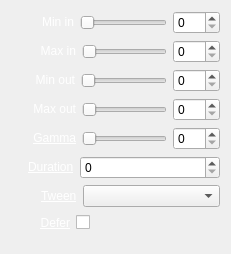
This is trunk/Widgets/Inspector/InspectorLevelsWidget.ui in cambell-prince/casparcg-client as Qt 5 draws it before an edit. The edited form follows.
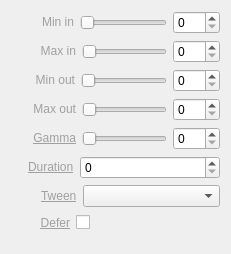
This is the edited form.

Patch:
```diff
--- a/trunk/Widgets/Inspector/InspectorLevelsWidget.ui
+++ b/trunk/Widgets/Inspector/InspectorLevelsWidget.ui
@@ -38,7 +38,7 @@
      <item>
       <widget class="QLabel" name="labelMinIn">
        <property name="text">
-        <string>&lt;a href=&quot;Min in&quot; style=&quot;color: white;&quot;&gt;Min in&lt;/a&gt;</string>
+        <string>&lt;a href=&quot;Min in&quot; style=&quot;color: #A0A0A0;&quot;&gt;Min in&lt;/a&gt;</string>
        </property>
        <property name="alignment">
         <set>Qt::AlignRight|Qt::AlignTrailing|Qt::AlignVCenter</set>
@@ -85,7 +85,7 @@
      <item>
       <widget class="QLabel" name="labelMaxIn">
        <property name="text">
-        <string>&lt;a href=&quot;Max in&quot; style=&quot;color: white;&quot;&gt;Max in&lt;/a&gt;</string>
+        <string>&lt;a href=&quot;Max in&quot; style=&quot;color: #A0A0A0;&quot;&gt;Max in&lt;/a&gt;</string>
        </property>
        <property name="alignment">
         <set>Qt::AlignRight|Qt::AlignTrailing|Qt::AlignVCenter</set>
@@ -132,7 +132,7 @@
      <item>
       <widget class="QLabel" name="labelMinOut">
        <property name="text">
-        <string>&lt;a href=&quot;Min out&quot; style=&quot;color: white;&quot;&gt;Min out&lt;/a&gt;</string>
+        <string>&lt;a href=&quot;Min out&quot; style=&quot;color: #A0A0A0;&quot;&gt;Min out&lt;/a&gt;</string>
        </property>
        <property name="alignment">
         <set>Qt::AlignRight|Qt::AlignTrailing|Qt::AlignVCenter</set>
@@ -179,7 +179,7 @@
      <item>
       <widget class="QLabel" name="labelMaxOut">
        <property name="text">
-        <string>&lt;a href=&quot;Max out&quot; style=&quot;color: white;&quot;&gt;Max out&lt;/a&gt;</string>
+        <string>&lt;a href=&quot;Max out&quot; style=&quot;color: #A0A0A0;&quot;&gt;Max out&lt;/a&gt;</string>
        </property>
        <property name="alignment">
         <set>Qt::AlignRight|Qt::AlignTrailing|Qt::AlignVCenter</set>
@@ -226,7 +226,7 @@
      <item>
       <widget class="QLabel" name="labelGamma">
        <property name="text">
-        <string>&lt;a href=&quot;Gamma&quot; style=&quot;color: white;&quot;&gt;Gamma&lt;/a&gt;</string>
+        <string>&lt;a href=&quot;Gamma&quot; style=&quot;color: #A0A0A0;&quot;&gt;Gamma&lt;/a&gt;</string>
        </property>
        <property name="alignment">
         <set>Qt::AlignRight|Qt::AlignTrailing|Qt::AlignVCenter</set>
@@ -273,7 +273,7 @@
      <item>
       <widget class="QLabel" name="labelDuration">
        <property name="text">
-        <string>&lt;a href=&quot;Duration&quot; style=&quot;color: white;&quot;&gt;Duration&lt;/a&gt;</string>
+        <string>&lt;a href=&quot;Duration&quot; style=&quot;color: #A0A0A0;&quot;&gt;Duration&lt;/a&gt;</string>
        </property>
       </widget>
      </item>
@@ -313,7 +313,7 @@
      <item>
       <widget class="QLabel" name="labelEasing">
        <property name="text">
-        <string>&lt;a href=&quot;Tween&quot; style=&quot;color: white;&quot;&gt;Tween&lt;/a&gt;</string>
+        <string>&lt;a href=&quot;Tween&quot; style=&quot;color: #A0A0A0;&quot;&gt;Tween&lt;/a&gt;</string>
        </property>
       </widget>
      </item>
@@ -350,7 +350,7 @@
      <item>
       <widget class="QLabel" name="labelDefer">
        <property name="text">
-        <string>&lt;a href=&quot;Defer&quot; style=&quot;color: white;&quot;&gt;Defer&lt;/a&gt;</string>
+        <string>&lt;a href=&quot;Defer&quot; style=&quot;color: #A0A0A0;&quot;&gt;Defer&lt;/a&gt;</string>
        </property>
        <property name="alignment">
         <set>Qt::AlignRight|Qt::AlignTrailing|Qt::AlignVCenter</set>
```
